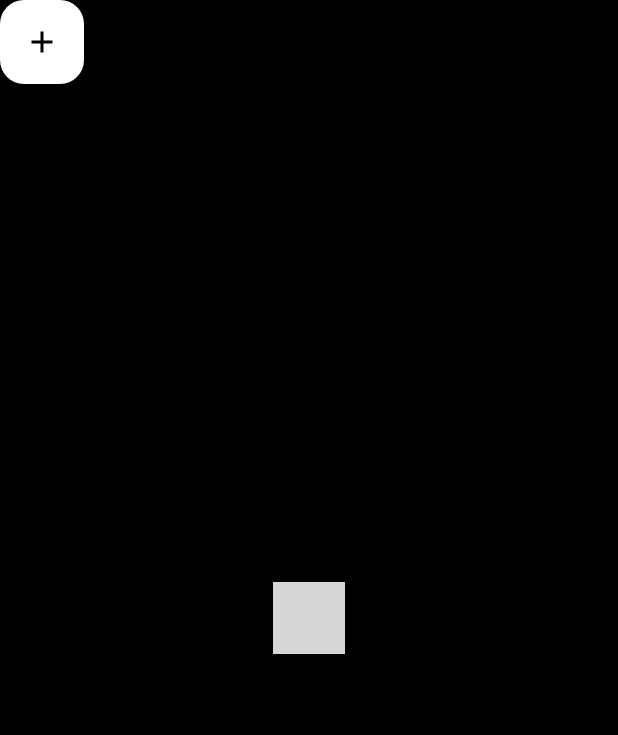
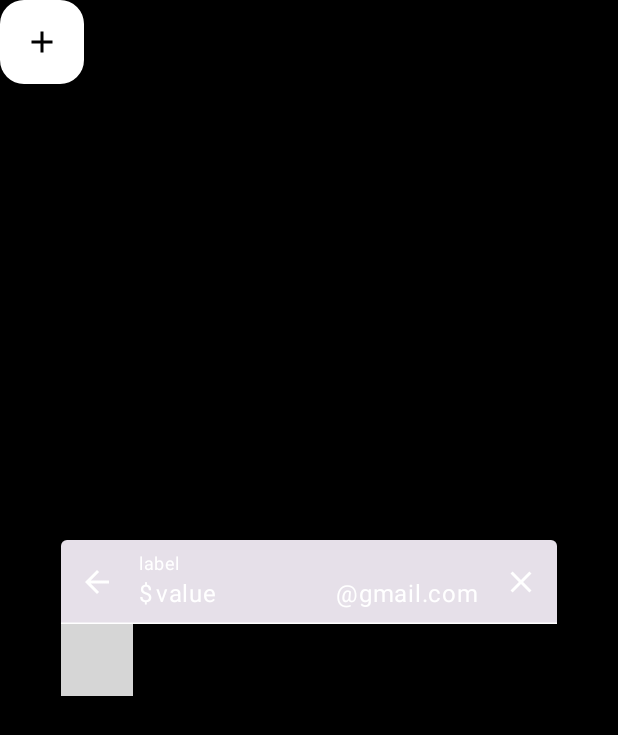
Before and after one commit to bingley1/Themes, an Android app built with Jetpack Compose: the @Preview function YoutubePreview, on a phone screen of 412 x 824 dp. Shown: the top 735 px of the screen. Run offline under Robolectric (Android 15) with nearby library versions, the phone set to English and light mode, and no system bars; 3 statements that could not run were skipped; grey boxes are pictures that could not be loaded.

Commit message:
update surfaceVariant for textfield contents

```diff
--- a/app/src/main/java/com/sryang/themes/MainActivity.kt
+++ b/app/src/main/java/com/sryang/themes/MainActivity.kt
@@ -7,6 +7,7 @@ import androidx.activity.compose.setContent
 import androidx.compose.foundation.ExperimentalFoundationApi
 import androidx.compose.foundation.background
 import androidx.compose.foundation.layout.Box
+import androidx.compose.foundation.layout.Column
 import androidx.compose.foundation.layout.Row
 import androidx.compose.foundation.layout.fillMaxSize
 import androidx.compose.foundation.layout.height
@@ -16,15 +17,19 @@ import androidx.compose.foundation.layout.width
 import androidx.compose.foundation.pager.VerticalPager
 import androidx.compose.foundation.pager.rememberPagerState
 import androidx.compose.material.icons.Icons
+import androidx.compose.material.icons.automirrored.filled.ArrowBack
 import androidx.compose.material.icons.filled.Add
+import androidx.compose.material.icons.filled.Clear
 import androidx.compose.material3.Button
 import androidx.compose.material3.Card
 import androidx.compose.material3.ExperimentalMaterial3Api
 import androidx.compose.material3.FloatingActionButton
 import androidx.compose.material3.Icon
+import androidx.compose.material3.IconButton
 import androidx.compose.material3.Scaffold
 import androidx.compose.material3.Surface
 import androidx.compose.material3.Text
+import androidx.compose.material3.TextField
 import androidx.compose.runtime.Composable
 import androidx.compose.runtime.LaunchedEffect
 import androidx.compose.runtime.getValue
@@ -117,7 +122,8 @@ fun YoutubePreview() {
                     .fillMaxSize()
                     .padding(it)
             ) {
-                Box(modifier = Modifier.align(Alignment.Center)) {
+                Column(modifier = Modifier.align(Alignment.Center)) {
+                    PreviewTextField()
                     Buttons()
                 }
 
@@ -136,6 +142,35 @@ fun YoutubePreview() {
             }
         }
     }
+}
+
+
+@Preview
+@Composable
+fun PreviewTextField() {
+    TextField(
+        label = {
+            Text(text = "label")
+        },
+        leadingIcon = {
+            IconButton(onClick = { /*TODO*/ }) {
+                Icon(imageVector = Icons.AutoMirrored.Default.ArrowBack, contentDescription = "")
+            }
+        },
+        trailingIcon = {
+            IconButton(onClick = { /*TODO*/ }) {
+                Icon(imageVector = Icons.Default.Clear, contentDescription = "")
+            }
+        },
+        prefix = {
+            Text(text = "$")
+        },
+        suffix = {
+            Text(text = "@gmail.com")
+        },
+        value = "value",
+        onValueChange = {}
+    )
 }
 
 @OptIn(ExperimentalMaterial3Api::class)
--- a/library/src/main/java/com/sryang/library/YoutubeTheme.kt
+++ b/library/src/main/java/com/sryang/library/YoutubeTheme.kt
@@ -30,6 +30,7 @@ private val onSecondaryContainer = Color(0xFFFFFFFF)
 private val secondaryContainer = Color(0xFF444444)
 private val onSurfaceVariant = Color(0xFFFFFFFF)
 private val outline = Color(0xFFFFFFFF)
+private val surfaceVariant = Color(0x00000000)
 
 /**
  * button
@@ -41,6 +42,7 @@ private val outline = Color(0xFFFFFFFF)
  * @param secondaryContainer tonal background
  * @param primaryContainer bottom app bar background
  * @param surface bottom navigation bar background, top app bar background, elevatedButton background
+ * @param surfaceVariant textField Container
  */
 private val youtubeThemeLight = lightColorScheme(
     primary = primary, // top app bar title
@@ -62,7 +64,7 @@ private val youtubeThemeLight = lightColorScheme(
 //    inversePrimary = Color.Blue,
 //    tertiary = Color.Blue,
 //    tertiaryContainer = Color.Blue,
-//    surfaceVariant = Color.Blue,
+    surfaceVariant = surfaceVariant,
 //    surfaceTint = Color.Blue,
 //    inverseSurface = Color.Blue,
 //    inverseOnSurface = Color.Blue,
```
